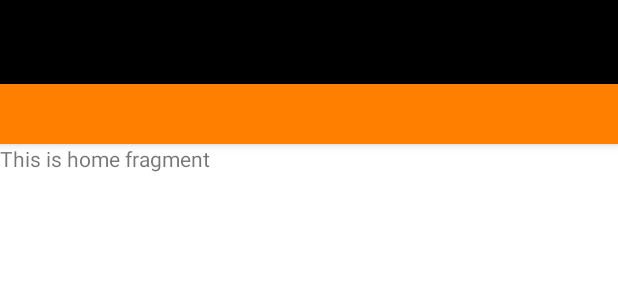
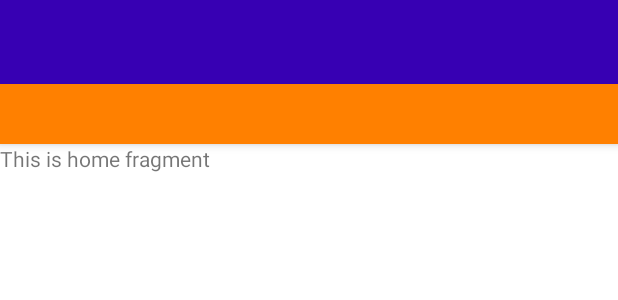
Before and after one commit to orkram/OMEET, an Android app: the layout activity_main.xml on its own in the app's theme, with its tools: preview values and no code run, on a phone screen of 412 x 824 dp. Shown: the top 300 px of the screen. Run offline under Robolectric (Android 15) with nearby library versions, the phone set to English and light mode, and no system bars.

Commit message:
OMEET-65 Create daynight theme

```diff
--- a/AndroidApp/app/src/main/res/values-night/themes.xml
+++ b/AndroidApp/app/src/main/res/values-night/themes.xml
@@ -1,16 +1,11 @@
 <resources xmlns:tools="http://schemas.android.com/tools">
     <!-- Base application theme. -->
-    <style name="Theme.OrangeMeet" parent="Theme.MaterialComponents.DayNight.DarkActionBar">
-        <!-- Primary brand color. -->
-        <item name="colorPrimary">@color/purple_200</item>
-        <item name="colorPrimaryVariant">@color/purple_700</item>
-        <item name="colorOnPrimary">@color/black</item>
-        <!-- Secondary brand color. -->
-        <item name="colorSecondary">@color/teal_200</item>
-        <item name="colorSecondaryVariant">@color/teal_200</item>
-        <item name="colorOnSecondary">@color/black</item>
-        <!-- Status bar color. -->
+    <style name="Theme.OrangeMeet" parent="Theme.MaterialComponents.DayNight">
+        <item name="colorPrimary">@color/orange</item>
+        <item name="colorPrimaryVariant">@color/orange_secondary</item>
+        <item name="colorOnPrimary">@color/white</item>
         <item name="android:statusBarColor" tools:targetApi="l">?attr/colorPrimaryVariant</item>
-        <!-- Customize your theme here. -->
+
+        <item name="android:textColor">@color/white</item>
     </style>
 </resources>
--- a/AndroidApp/app/src/main/res/values/themes.xml
+++ b/AndroidApp/app/src/main/res/values/themes.xml
@@ -1,25 +1,18 @@
 <resources xmlns:tools="http://schemas.android.com/tools">
     <!-- Base application theme. -->
-    <style name="Theme.OrangeMeet" parent="Theme.MaterialComponents.DayNight.DarkActionBar">
-        <!-- Primary brand color. -->
+    <style name="Theme.OrangeMeet" parent="Theme.MaterialComponents.DayNight">
         <item name="colorPrimary">@color/orange</item>
         <item name="colorPrimaryVariant">@color/orange_secondary</item>
         <item name="colorOnPrimary">@color/white</item>
-        <!-- Secondary brand color. -->
-        <item name="colorSecondary">@color/teal_200</item>
-        <item name="colorSecondaryVariant">@color/teal_700</item>
-        <item name="colorOnSecondary">@color/black</item>
-        <!-- Status bar color. -->
         <item name="android:statusBarColor" tools:targetApi="l">?attr/colorPrimaryVariant</item>
-        <!-- Customize your theme here. -->
     </style>
 
-    <style name="Theme.OrangeMeet.NoActionBar">
+    <style name="Theme.OrangeMeet.NoActionBar" >
         <item name="windowActionBar">false</item>
         <item name="windowNoTitle">true</item>
     </style>
 
     <style name="Theme.OrangeMeet.AppBarOverlay" parent="ThemeOverlay.AppCompat.Dark.ActionBar" />
+    <style name="Theme.OrangeMeet.PopupOverlay" parent="ThemeOverlay.AppCompat.Light" />
 
-    <style name="Theme.OrangeMeet.PopupOverlay" parent="ThemeOverlay.AppCompat.Light" />
 </resources>
```
